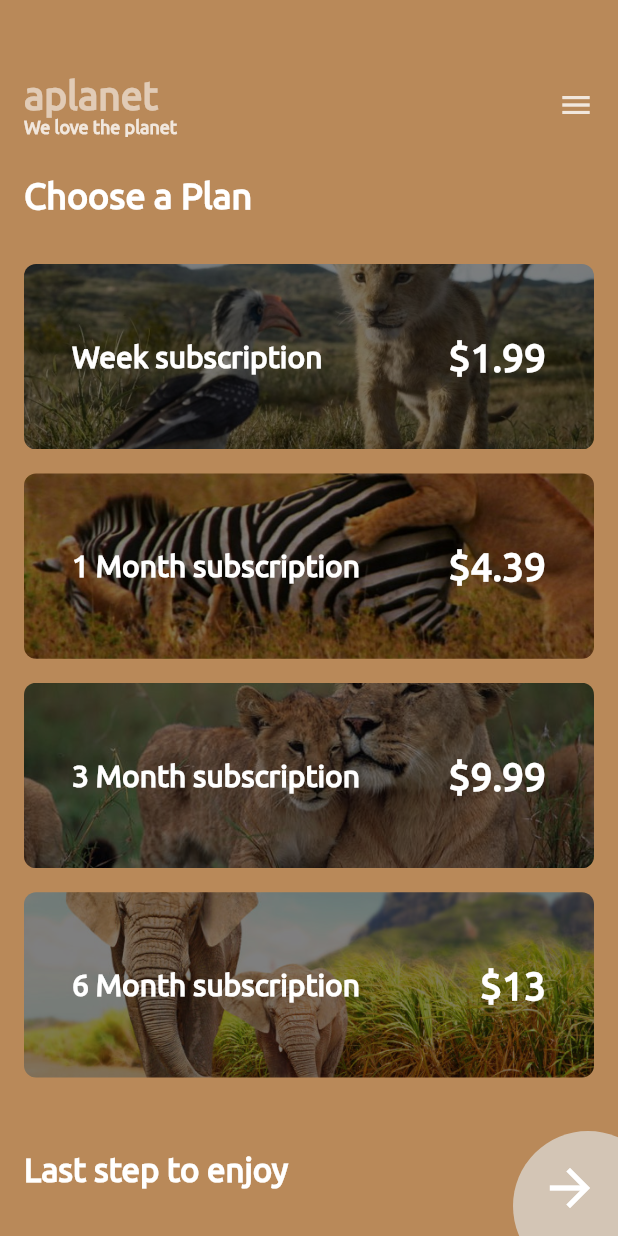
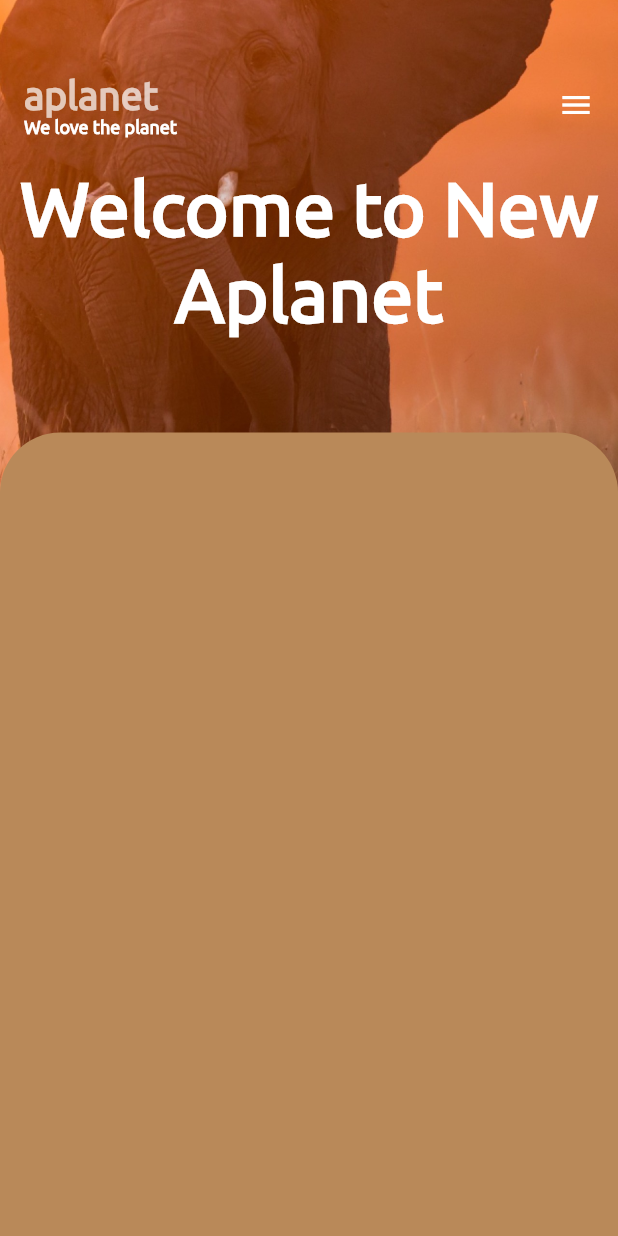
Before and after one commit to DaminduSandaruwan/AnimalPlanetUI, a Flutter app: the ChoosePlanScreen screen opened directly, after a tap on the "arrow forward" icon, on a phone screen of 412 x 824 dp. Run offline on Flutter 3.47's test engine with Material 2 defaults, Android fonts, the phone set to English and light mode, and no system bars; project files that could hold a hidden picture were left out.

```diff
--- a/lib/common/custom_app_bar.dart
+++ b/lib/common/custom_app_bar.dart
@@ -3,10 +3,14 @@ import 'package:animal_planet/utils/text_style.dart';
 import 'package:flutter/material.dart';
 
 class CustomAppBar extends StatelessWidget {
+  final double opacity;
+
+  const CustomAppBar({Key key, this.opacity=0.8}) : super(key: key);
+
   @override
   Widget build(BuildContext context) {
     return Opacity(
-      opacity: 0.8,
+      opacity: opacity,
       child: Container(
         padding: const EdgeInsets.only(top:48,left: 16,right: 16),
         child: Row(
--- a/lib/screens/choose_plan_screen.dart
+++ b/lib/screens/choose_plan_screen.dart
@@ -1,5 +1,6 @@
 import 'package:animal_planet/common/custom_app_bar.dart';
 import 'package:animal_planet/common/subscription_container.dart';
+import 'package:animal_planet/screens/dashboard_screen.dart';
 import 'package:animal_planet/utils/strings.dart';
 import 'package:animal_planet/utils/text_style.dart';
 import 'package:flutter/material.dart';
@@ -60,7 +61,7 @@ class ChoosePlanScreen extends StatelessWidget {
               onTap: (){
                 Navigator.of(context).push(
                   MaterialPageRoute(
-                    builder: (context) => ChoosePlanScreen(),
+                    builder: (context) => DashboardScreen(),
                   ),
                 );
               },
--- a/lib/screens/dashboard_screen.dart
+++ b/lib/screens/dashboard_screen.dart
@@ -0,0 +1,70 @@
+
+
+import 'package:animal_planet/common/custom_app_bar.dart';
+import 'package:animal_planet/utils/strings.dart';
+import 'package:animal_planet/utils/text_style.dart';
+import 'package:flutter/material.dart';
+
+class DashboardScreen extends StatelessWidget {
+  @override
+  Widget build(BuildContext context) {
+    return Scaffold(
+      backgroundColor: Color(0xFFB98959),
+      body: Stack(
+        fit: StackFit.expand,
+        children: <Widget>[
+          FractionallySizedBox(
+            alignment: Alignment.topCenter,
+            heightFactor: 0.40,
+            child: Container(
+              child: Stack(
+                children: <Widget>[
+                  Image.asset(
+                    "assets/images/elephant.jpg",
+                    width: MediaQuery.of(context).size.width,
+                    fit: BoxFit.fitWidth,
+                  ),
+                  Column(
+                    children: <Widget>[
+                      CustomAppBar(
+                        opacity : 1,
+                      ),
+                      Expanded(
+                        child: Align(
+                          alignment: Alignment(0,-0.7),
+                          child: Text(
+                            Strings.WELCOME_TO_APPLET,
+                            style: TextStyles.bigHeadingTextStyle,
+                            textAlign: TextAlign.center,
+                          ),
+                        ),
+                      ),
+                    ],
+                  ),
+                ],
+              ),
+            ),
+
+          ),
+          FractionallySizedBox(
+            alignment: Alignment.bottomCenter,
+            heightFactor: 0.65,
+            child: Container(
+              decoration: BoxDecoration(
+                borderRadius: BorderRadius.vertical(top:Radius.circular(40),),
+                color: Color(0xFFB98959),
+              ),
+              child: Column(
+                children: <Widget>[
+
+                ],
+              ),
+            ),
+
+          ),
+        ],
+      ),
+
+    );
+  }
+}
--- a/lib/utils/strings.dart
+++ b/lib/utils/strings.dart
@@ -1,6 +1,8 @@
 
 
 class Strings{
+
+
   Strings._();
 
   static const String APP_NAME = "aplanet";
@@ -8,12 +10,12 @@ class Strings{
   static const String READY_TO_WATCH = "Ready to Watch?";
   static const String READY_TO_WATCH_DESC = "A planet is a global leader in real life entertainment, serving a passionate audience of superfans around the world with content that inspires, informs and entertain.";
   static const String START_ENJOYING = "Start Enjoying";
-    static const String LAST_STEP_TO_ENJOY = "Last step to enjoy";
+  static const String LAST_STEP_TO_ENJOY = "Last step to enjoy";
   static const String CHOOSE_A_PLAN = "Choose a Plan";
   static const String WEEK_SUBSCRIPTION = "Week subscription";
   static const String ONE_MONTH_SUBSCRIPTION = "1 Month subscription";
   static const String THREE_MONTH_SUBSCRIPTION = "3 Month subscription";
   static const String SIX_MONTH_SUBSCRIPTION = "6 Month subscription";
-
+  static const String WELCOME_TO_APPLET ="Welcome to New Aplanet";
 
 }
--- a/lib/utils/text_style.dart
+++ b/lib/utils/text_style.dart
@@ -18,7 +18,7 @@ class TextStyles{
   );
 
   static final TextStyle bigHeadingTextStyle = TextStyle(
-    fontSize: 60,
+    fontSize: 50,
     fontWeight: FontWeight.w900,
     color: Colors.white,
     fontFamily: 'Ubuntu',
```
